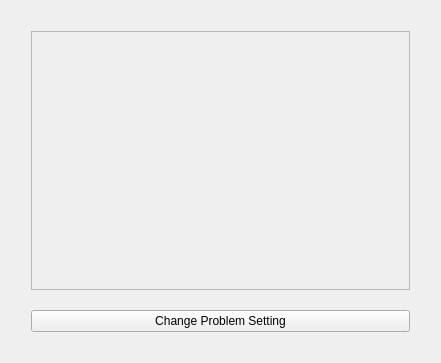
This is test_qt/solid2d/mainwindow.ui in jjqcat/delfem as Qt 5 draws it before an edit. The edited form follows.
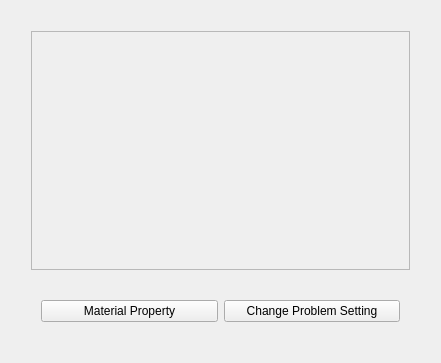
This is the edited form.

```diff
--- a/test_qt/solid2d/mainwindow.ui
+++ b/test_qt/solid2d/mainwindow.ui
@@ -38,7 +38,7 @@
    <property name="autoFillBackground">
     <bool>false</bool>
    </property>
-   <layout class="QHBoxLayout" name="horizontalLayout">
+   <layout class="QVBoxLayout" name="verticalLayout_2">
     <item>
      <layout class="QVBoxLayout" name="verticalLayout" stretch="0,0">
       <property name="spacing">
@@ -70,14 +70,26 @@
            <x>0</x>
            <y>0</y>
            <width>373</width>
-           <height>255</height>
+           <height>235</height>
           </rect>
          </property>
         </widget>
        </widget>
       </item>
       <item>
-       <widget class="QPushButton" name="pushButton">
+       <layout class="QHBoxLayout" name="horizontalLayout">
+        <property name="margin">
+         <number>10</number>
+        </property>
+        <item>
+         <widget class="QPushButton" name="pushButton_matprop">
+          <property name="text">
+           <string>Material Property</string>
+          </property>
+         </widget>
+        </item>
+        <item>
+         <widget class="QPushButton" name="pushButton_prob">
         <property name="sizePolicy">
          <sizepolicy hsizetype="Preferred" vsizetype="Preferred">
           <horstretch>0</horstretch>
@@ -88,6 +100,8 @@
          <string>Change Problem Setting</string>
         </property>
        </widget>
+        </item>
+       </layout>
       </item>
      </layout>
     </item>
```
Lines whose indentation alone changed are shown as unchanged.
